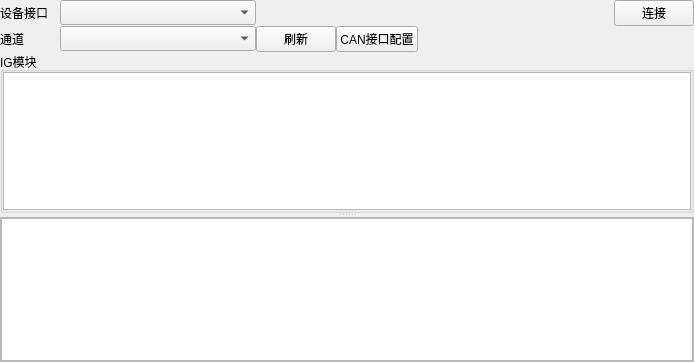
YEZZESDXHN/DoIP_Client, file app/ui/IGPanelUI.ui: the form before one commit.
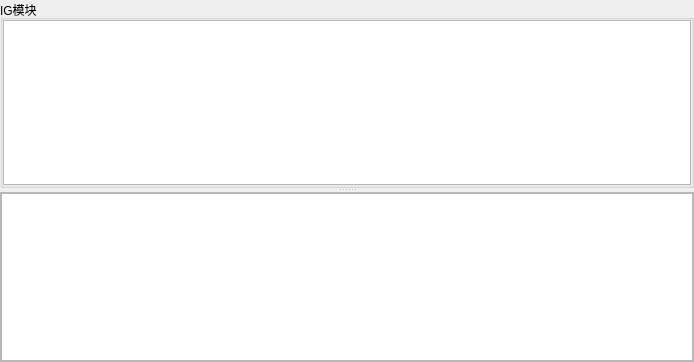
The form after the commit.

Commit message: 增加通道mapping

Patch:
```diff
--- a/app/ui/IGPanelUI.ui
+++ b/app/ui/IGPanelUI.ui
@@ -13,7 +13,7 @@
   <property name="windowTitle">
    <string>Form</string>
   </property>
-  <layout class="QVBoxLayout" name="verticalLayout" stretch="0,1">
+  <layout class="QVBoxLayout" name="verticalLayout" stretch="1">
    <property name="spacing">
     <number>0</number>
    </property>
@@ -29,174 +29,6 @@
    <property name="bottomMargin">
     <number>0</number>
    </property>
-   <item>
-    <layout class="QGridLayout" name="gridLayout_3" columnstretch="1,0,0,0,0,0">
-     <item row="1" column="3">
-      <widget class="QPushButton" name="pushButton_NMCANbusConfig">
-       <property name="text">
-        <string>CAN接口配置</string>
-       </property>
-      </widget>
-     </item>
-     <item row="1" column="0">
-      <widget class="QLabel" name="label_8">
-       <property name="sizePolicy">
-        <sizepolicy hsizetype="Fixed" vsizetype="Fixed">
-         <horstretch>0</horstretch>
-         <verstretch>0</verstretch>
-        </sizepolicy>
-       </property>
-       <property name="minimumSize">
-        <size>
-         <width>60</width>
-         <height>0</height>
-        </size>
-       </property>
-       <property name="font">
-        <font>
-         <family>微软雅黑</family>
-        </font>
-       </property>
-       <property name="text">
-        <string>通道</string>
-       </property>
-      </widget>
-     </item>
-     <item row="1" column="1">
-      <widget class="QComboBox" name="comboBox_NMHardwareChannel">
-       <property name="sizePolicy">
-        <sizepolicy hsizetype="Expanding" vsizetype="Fixed">
-         <horstretch>0</horstretch>
-         <verstretch>0</verstretch>
-        </sizepolicy>
-       </property>
-       <property name="minimumSize">
-        <size>
-         <width>150</width>
-         <height>0</height>
-        </size>
-       </property>
-       <property name="font">
-        <font>
-         <family>微软雅黑</family>
-        </font>
-       </property>
-       <property name="labelDrawingMode">
-        <enum>QComboBox::LabelDrawingMode::UseStyle</enum>
-       </property>
-      </widget>
-     </item>
-     <item row="1" column="2">
-      <widget class="QPushButton" name="pushButton_NMRefreshCANChannel">
-       <property name="sizePolicy">
-        <sizepolicy hsizetype="Fixed" vsizetype="Fixed">
-         <horstretch>0</horstretch>
-         <verstretch>0</verstretch>
-        </sizepolicy>
-       </property>
-       <property name="maximumSize">
-        <size>
-         <width>16777215</width>
-         <height>16777215</height>
-        </size>
-       </property>
-       <property name="font">
-        <font>
-         <family>微软雅黑</family>
-        </font>
-       </property>
-       <property name="text">
-        <string>刷新</string>
-       </property>
-      </widget>
-     </item>
-     <item row="0" column="0">
-      <widget class="QLabel" name="label_10">
-       <property name="sizePolicy">
-        <sizepolicy hsizetype="Fixed" vsizetype="Fixed">
-         <horstretch>0</horstretch>
-         <verstretch>0</verstretch>
-        </sizepolicy>
-       </property>
-       <property name="minimumSize">
-        <size>
-         <width>60</width>
-         <height>0</height>
-        </size>
-       </property>
-       <property name="font">
-        <font>
-         <family>微软雅黑</family>
-        </font>
-       </property>
-       <property name="text">
-        <string>设备接口</string>
-       </property>
-      </widget>
-     </item>
-     <item row="0" column="1">
-      <widget class="QComboBox" name="comboBox_NMHardwareType">
-       <property name="sizePolicy">
-        <sizepolicy hsizetype="Expanding" vsizetype="Fixed">
-         <horstretch>0</horstretch>
-         <verstretch>0</verstretch>
-        </sizepolicy>
-       </property>
-       <property name="minimumSize">
-        <size>
-         <width>150</width>
-         <height>0</height>
-        </size>
-       </property>
-       <property name="font">
-        <font>
-         <family>微软雅黑</family>
-        </font>
-       </property>
-       <property name="labelDrawingMode">
-        <enum>QComboBox::LabelDrawingMode::UseStyle</enum>
-       </property>
-      </widget>
-     </item>
-     <item row="1" column="4">
-      <spacer name="horizontalSpacer">
-       <property name="orientation">
-        <enum>Qt::Orientation::Horizontal</enum>
-       </property>
-       <property name="sizeHint" stdset="0">
-        <size>
-         <width>40</width>
-         <height>20</height>
-        </size>
-       </property>
-      </spacer>
-     </item>
-     <item row="0" column="5">
-      <widget class="QPushButton" name="pushButton_NMConnectCANBus">
-       <property name="sizePolicy">
-        <sizepolicy hsizetype="Fixed" vsizetype="Fixed">
-         <horstretch>0</horstretch>
-         <verstretch>0</verstretch>
-        </sizepolicy>
-       </property>
-       <property name="maximumSize">
-        <size>
-         <width>16777215</width>
-         <height>16777215</height>
-        </size>
-       </property>
-       <property name="font">
-        <font>
-         <family>微软雅黑</family>
-        </font>
-       </property>
-       <property name="text">
-        <string>连接</string>
-       </property>
-      </widget>
-     </item>
-    </layout>
-   </item>
    <item>
     <widget class="QSplitter" name="splitter">
      <property name="orientation">
@@ -236,8 +68,8 @@
         <rect>
          <x>0</x>
          <y>0</y>
-         <width>678</width>
-         <height>58</height>
+         <width>690</width>
+         <height>167</height>
         </rect>
        </property>
        <layout class="QVBoxLayout" name="verticalLayout_3">
```
The commit also changes 15 other files.
